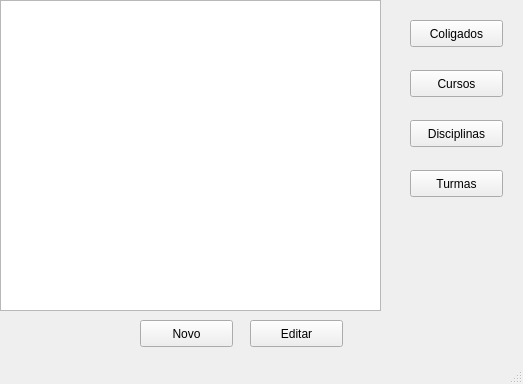
Old version of the form mainwindow.ui in the repository redu/qt-example.
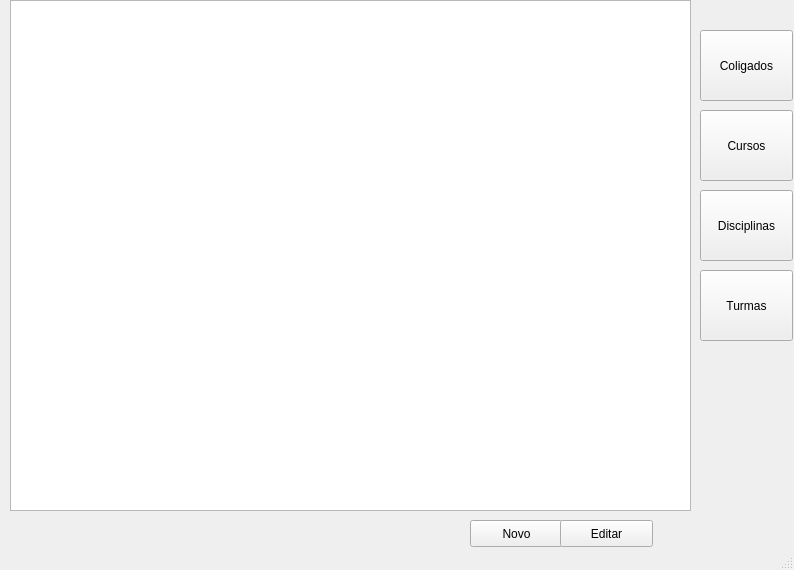
New version of the form.

What changed in the file:
```diff
--- a/mainwindow.ui
+++ b/mainwindow.ui
@@ -6,8 +6,8 @@
    <rect>
     <x>0</x>
     <y>0</y>
-    <width>523</width>
-    <height>384</height>
+    <width>794</width>
+    <height>570</height>
    </rect>
   </property>
   <property name="windowTitle">
@@ -17,10 +17,10 @@
    <widget class="QWidget" name="verticalLayoutWidget">
     <property name="geometry">
      <rect>
-      <x>0</x>
+      <x>10</x>
       <y>0</y>
-      <width>381</width>
-      <height>311</height>
+      <width>681</width>
+      <height>511</height>
      </rect>
     </property>
     <layout class="QVBoxLayout" name="verticalLayout">
@@ -32,10 +32,10 @@
    <widget class="QPushButton" name="coligado">
     <property name="geometry">
      <rect>
-      <x>410</x>
-      <y>20</y>
+      <x>700</x>
+      <y>30</y>
       <width>93</width>
-      <height>27</height>
+      <height>71</height>
      </rect>
     </property>
     <property name="text">
@@ -45,10 +45,10 @@
    <widget class="QPushButton" name="curso">
     <property name="geometry">
      <rect>
-      <x>410</x>
-      <y>70</y>
+      <x>700</x>
+      <y>110</y>
       <width>93</width>
-      <height>27</height>
+      <height>71</height>
      </rect>
     </property>
     <property name="text">
@@ -58,10 +58,10 @@
    <widget class="QPushButton" name="disciplina">
     <property name="geometry">
      <rect>
-      <x>410</x>
-      <y>120</y>
+      <x>700</x>
+      <y>190</y>
       <width>93</width>
-      <height>27</height>
+      <height>71</height>
      </rect>
     </property>
     <property name="text">
@@ -71,10 +71,10 @@
    <widget class="QPushButton" name="turma">
     <property name="geometry">
      <rect>
-      <x>410</x>
-      <y>170</y>
+      <x>700</x>
+      <y>270</y>
       <width>93</width>
-      <height>27</height>
+      <height>71</height>
      </rect>
     </property>
     <property name="text">
@@ -84,8 +84,8 @@
    <widget class="QPushButton" name="novo">
     <property name="geometry">
      <rect>
-      <x>140</x>
-      <y>320</y>
+      <x>470</x>
+      <y>520</y>
       <width>93</width>
       <height>27</height>
      </rect>
@@ -97,8 +97,8 @@
    <widget class="QPushButton" name="editar">
     <property name="geometry">
      <rect>
-      <x>250</x>
-      <y>320</y>
+      <x>560</x>
+      <y>520</y>
       <width>93</width>
       <height>27</height>
      </rect>
```
